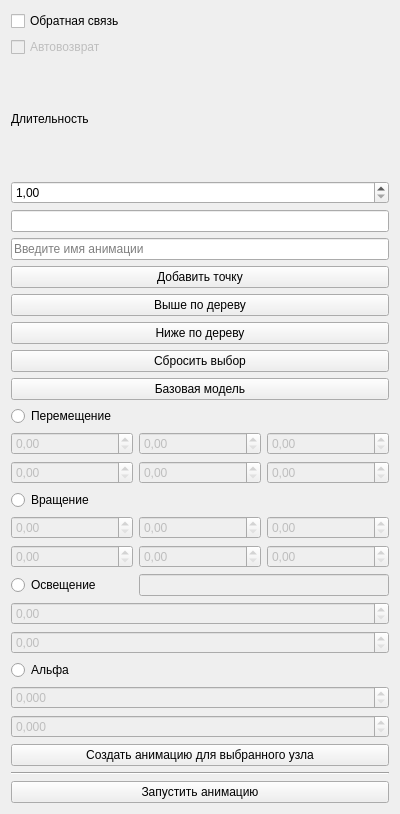
Old version of the form RRSConv/src/IntersectionHandler.ui in the repository asafran/RouteEditor.
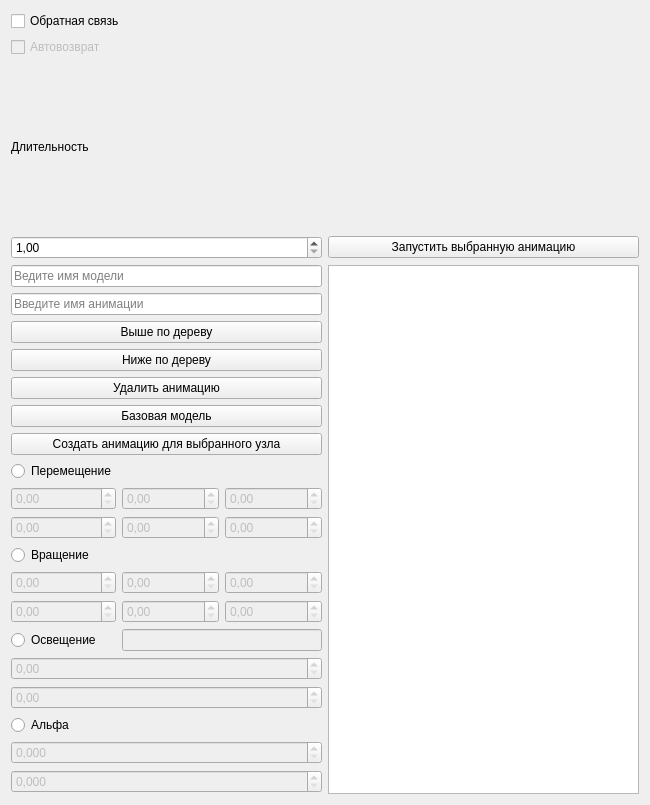
New version of the form.

Commit message: Add animation model

The edit to the form file:
```diff
--- a/RRSConv/src/IntersectionHandler.ui
+++ b/RRSConv/src/IntersectionHandler.ui
@@ -6,8 +6,8 @@
    <rect>
     <x>0</x>
     <y>0</y>
-    <width>400</width>
-    <height>814</height>
+    <width>650</width>
+    <height>805</height>
    </rect>
   </property>
   <property name="windowTitle">
@@ -16,87 +16,29 @@
   <property name="locale">
    <locale language="Russian" country="Russia"/>
   </property>
-  <layout class="QVBoxLayout" name="verticalLayout">
-   <item>
-    <widget class="QCheckBox" name="feedbackBox">
-     <property name="text">
-      <string>Обратная связь</string>
-     </property>
-    </widget>
-   </item>
-   <item>
-    <widget class="QCheckBox" name="autoBox">
-     <property name="enabled">
-      <bool>false</bool>
-     </property>
-     <property name="text">
-      <string>Автовозврат</string>
-     </property>
-    </widget>
-   </item>
-   <item>
+  <layout class="QGridLayout" name="gridLayout_2">
+   <item row="2" column="0">
     <widget class="QLabel" name="label">
      <property name="text">
       <string>Длительность</string>
      </property>
     </widget>
    </item>
-   <item>
-    <widget class="QDoubleSpinBox" name="durationSpin">
-     <property name="minimum">
-      <double>1.000000000000000</double>
-     </property>
-     <property name="maximum">
-      <double>10000000.000000000000000</double>
+   <item row="0" column="0">
+    <widget class="QCheckBox" name="feedbackBox">
+     <property name="text">
+      <string>Обратная связь</string>
      </property>
     </widget>
    </item>
-   <item>
-    <widget class="QLineEdit" name="modelEdit"/>
-   </item>
-   <item>
-    <widget class="QLineEdit" name="nameEdit">
+   <item row="4" column="0">
+    <widget class="QLineEdit" name="modelEdit">
      <property name="placeholderText">
-      <string>Введите имя анимации</string>
+      <string>Ведите имя модели</string>
      </property>
     </widget>
    </item>
-   <item>
-    <widget class="QPushButton" name="addKeyButt">
-     <property name="text">
-      <string>Добавить точку</string>
-     </property>
-    </widget>
-   </item>
-   <item>
-    <widget class="QPushButton" name="upButt">
-     <property name="text">
-      <string>Выше по дереву</string>
-     </property>
-    </widget>
-   </item>
-   <item>
-    <widget class="QPushButton" name="downButt">
-     <property name="text">
-      <string>Ниже по дереву</string>
-     </property>
-    </widget>
-   </item>
-   <item>
-    <widget class="QPushButton" name="resetButt">
-     <property name="text">
-      <string>Сбросить выбор</string>
-     </property>
-    </widget>
-   </item>
-   <item>
-    <widget class="QPushButton" name="baseButt">
-     <property name="text">
-      <string>Базовая модель</string>
-     </property>
-    </widget>
-   </item>
-   <item>
+   <item row="11" column="0" rowspan="2">
     <layout class="QGridLayout" name="gridLayout">
      <item row="2" column="0">
       <widget class="QDoubleSpinBox" name="x2">
@@ -265,24 +207,75 @@
      </item>
     </layout>
    </item>
-   <item>
+   <item row="1" column="0">
+    <widget class="QCheckBox" name="autoBox">
+     <property name="enabled">
+      <bool>false</bool>
+     </property>
+     <property name="text">
+      <string>Автовозврат</string>
+     </property>
+    </widget>
+   </item>
+   <item row="4" column="1" rowspan="9">
+    <widget class="QListView" name="listView"/>
+   </item>
+   <item row="6" column="0">
+    <widget class="QPushButton" name="upButt">
+     <property name="text">
+      <string>Выше по дереву</string>
+     </property>
+    </widget>
+   </item>
+   <item row="10" column="0">
     <widget class="QPushButton" name="addButt">
      <property name="text">
       <string>Создать анимацию для выбранного узла</string>
      </property>
     </widget>
    </item>
-   <item>
-    <widget class="Line" name="line">
-     <property name="orientation">
-      <enum>Qt::Horizontal</enum>
+   <item row="5" column="0">
+    <widget class="QLineEdit" name="nameEdit">
+     <property name="placeholderText">
+      <string>Введите имя анимации</string>
      </property>
     </widget>
    </item>
-   <item>
+   <item row="7" column="0">
+    <widget class="QPushButton" name="downButt">
+     <property name="text">
+      <string>Ниже по дереву</string>
+     </property>
+    </widget>
+   </item>
+   <item row="9" column="0">
+    <widget class="QPushButton" name="baseButt">
+     <property name="text">
+      <string>Базовая модель</string>
+     </property>
+    </widget>
+   </item>
+   <item row="3" column="1">
     <widget class="QPushButton" name="startButt">
      <property name="text">
-      <string>Запустить анимацию</string>
+      <string>Запустить выбранную анимацию</string>
+     </property>
+    </widget>
+   </item>
+   <item row="8" column="0">
+    <widget class="QPushButton" name="removeButt">
+     <property name="text">
+      <string>Удалить анимацию</string>
+     </property>
+    </widget>
+   </item>
+   <item row="3" column="0">
+    <widget class="QDoubleSpinBox" name="durationSpin">
+     <property name="minimum">
+      <double>1.000000000000000</double>
+     </property>
+     <property name="maximum">
+      <double>10000000.000000000000000</double>
      </property>
     </widget>
    </item>
```
Left out of the diff: 122 changed lines with no effect on the pictures. The commit also changes 4 other files.
